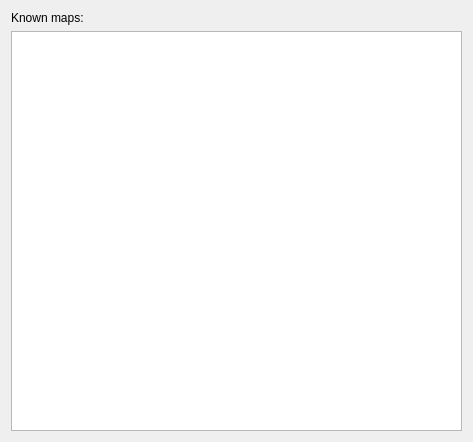
Qt form src/IMapToolWidget.ui (ntruchsess/QLandkarteGT) before a commit.
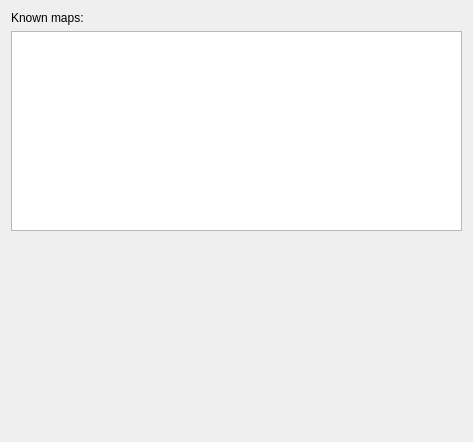
The same form after that commit.

What changed in the file:
```diff
--- a/src/IMapToolWidget.ui
+++ b/src/IMapToolWidget.ui
@@ -30,6 +30,19 @@
      </property>
     </widget>
    </item>
+   <item>
+    <spacer>
+     <property name="orientation" >
+      <enum>Qt::Vertical</enum>
+     </property>
+     <property name="sizeHint" >
+      <size>
+       <width>20</width>
+       <height>40</height>
+      </size>
+     </property>
+    </spacer>
+   </item>
   </layout>
  </widget>
  <resources/>
```
